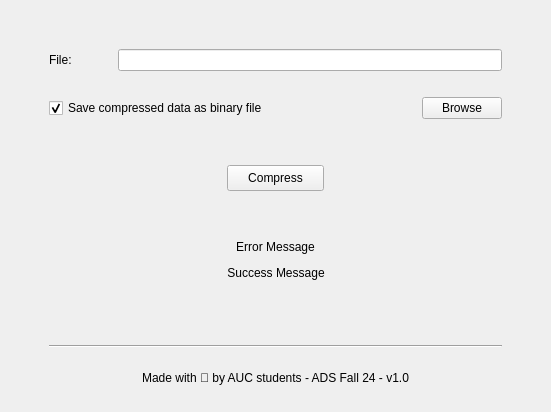
Before: the Qt Designer form src/main_window/mainwindow.ui in MikhaelMounay/huffman-file-zipper, drawn with Qt 5.
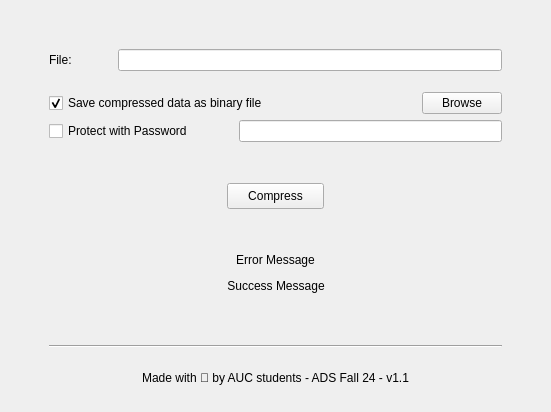
After: the same form once the commit is applied.

Commit message: (feat) FileDealer, MainWindow: Added password protection feature for binary compressed files

Diff of the .ui file:
```diff
--- a/src/main_window/mainwindow.ui
+++ b/src/main_window/mainwindow.ui
@@ -200,7 +200,73 @@
                     </layout>
                 </item>
                 <item>
-                    <spacer name="verticalSpacer_2">
+                    <layout class="QHBoxLayout" name="horizontalLayout_6">
+                        <item>
+                            <spacer name="horizontalSpacer_15">
+                                <property name="orientation">
+                                    <enum>Qt::Horizontal</enum>
+                                </property>
+                                <property name="sizeType">
+                                    <enum>QSizePolicy::Fixed</enum>
+                                </property>
+                                <property name="sizeHint" stdset="0">
+                                    <size>
+                                        <width>40</width>
+                                        <height>20</height>
+                                    </size>
+                                </property>
+                            </spacer>
+                        </item>
+                        <item>
+                            <widget class="QCheckBox" name="checkBox_passwordProtected">
+                                <property name="text">
+                                    <string>Protect with Password</string>
+                                </property>
+                            </widget>
+                        </item>
+                        <item>
+                            <spacer name="horizontalSpacer_17">
+                                <property name="orientation">
+                                    <enum>Qt::Horizontal</enum>
+                                </property>
+                                <property name="sizeType">
+                                    <enum>QSizePolicy::Fixed</enum>
+                                </property>
+                                <property name="sizeHint" stdset="0">
+                                    <size>
+                                        <width>40</width>
+                                        <height>20</height>
+                                    </size>
+                                </property>
+                            </spacer>
+                        </item>
+                        <item>
+                            <widget class="QLineEdit" name="lineEdit_password">
+                                <property name="echoMode">
+                                    <enum>QLineEdit::Password</enum>
+                                </property>
+                            </widget>
+                        </item>
+                        <item>
+                            <spacer name="horizontalSpacer_16">
+                                <property name="orientation">
+                                    <enum>Qt::Horizontal</enum>
+                                </property>
+                                <property name="sizeType">
+                                    <enum>QSizePolicy::Fixed</enum>
+                                </property>
+                                <property name="sizeHint" stdset="0">
+                                    <size>
+                                        <width>40</width>
+                                        <height>20</height>
+                                    </size>
+                                </property>
+                            </spacer>
+                        </item>
+                    </layout>
+                </item>
+                <item>
+                    <spacer name="verticalSpacer_7">
                         <property name="orientation">
                             <enum>Qt::Vertical</enum>
                         </property>
@@ -426,7 +492,7 @@
                             </size>
                         </property>
                         <property name="text">
-                            <string>Made with 🖤 by AUC students - ADS Fall 24 - v1.0</string>
+                            <string>Made with 🖤 by AUC students - ADS Fall 24 - v1.1</string>
                         </property>
                         <property name="alignment">
                             <set>Qt::AlignCenter</set>
```
The commit also changes 4 other files.
